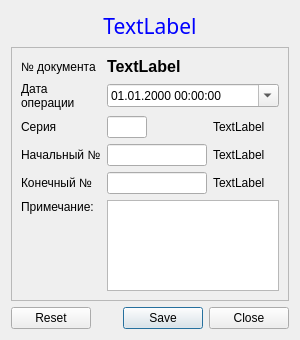
The window that docnewdialog.ui (rust3128/Stamps) describes before a commit, drawn with Qt 5.
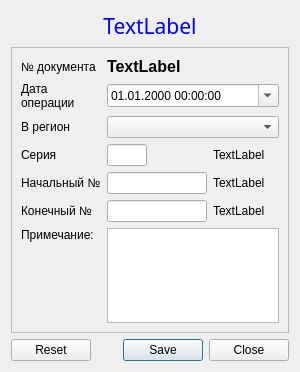
The same window after the commit.

```diff
--- a/docnewdialog.ui
+++ b/docnewdialog.ui
@@ -7,7 +7,7 @@
     <x>0</x>
     <y>0</y>
     <width>300</width>
-    <height>340</height>
+    <height>372</height>
    </rect>
   </property>
   <property name="windowTitle">
@@ -54,14 +54,14 @@
         </property>
        </widget>
       </item>
-      <item row="2" column="0">
+      <item row="3" column="0">
        <widget class="QLabel" name="label">
         <property name="text">
          <string>Серия</string>
         </property>
        </widget>
       </item>
-      <item row="2" column="1">
+      <item row="3" column="1">
        <widget class="QLineEdit" name="lineEditSerial">
         <property name="minimumSize">
          <size>
@@ -80,14 +80,14 @@
         </property>
        </widget>
       </item>
-      <item row="2" column="2">
+      <item row="3" column="2">
        <widget class="QLabel" name="labelInfoSer">
         <property name="text">
          <string>TextLabel</string>
         </property>
        </widget>
       </item>
-      <item row="3" column="0">
+      <item row="4" column="0">
        <widget class="QLabel" name="label_2">
         <property name="text">
          <string>Начальный №</string>
@@ -101,7 +101,7 @@
         </property>
        </widget>
       </item>
-      <item row="3" column="1">
+      <item row="4" column="1">
        <widget class="QLineEdit" name="lineEditBeginNum">
         <property name="minimumSize">
          <size>
@@ -117,21 +117,21 @@
         </property>
        </widget>
       </item>
-      <item row="3" column="2">
+      <item row="4" column="2">
        <widget class="QLabel" name="labelInfoBeg">
         <property name="text">
          <string>TextLabel</string>
         </property>
        </widget>
       </item>
-      <item row="4" column="0">
+      <item row="5" column="0">
        <widget class="QLabel" name="label_3">
         <property name="text">
          <string>Конечный №</string>
         </property>
        </widget>
       </item>
-      <item row="4" column="1">
+      <item row="5" column="1">
        <widget class="QLineEdit" name="lineEditEndNum">
         <property name="minimumSize">
          <size>
@@ -147,7 +147,7 @@
         </property>
        </widget>
       </item>
-      <item row="4" column="2">
+      <item row="5" column="2">
        <widget class="QLabel" name="labelInfoEnd">
         <property name="text">
          <string>TextLabel</string>
@@ -181,15 +181,25 @@
         </property>
        </widget>
       </item>
-      <item row="5" column="0" alignment="Qt::AlignTop">
+      <item row="6" column="1" colspan="2">
+       <widget class="QPlainTextEdit" name="plainTextEditComments"/>
+      </item>
+      <item row="6" column="0" alignment="Qt::AlignTop">
        <widget class="QLabel" name="label_6">
         <property name="text">
          <string>Примечание:</string>
         </property>
        </widget>
       </item>
-      <item row="5" column="1" colspan="2">
-       <widget class="QPlainTextEdit" name="plainTextEditComments"/>
+      <item row="2" column="1" colspan="2">
+       <widget class="QComboBox" name="comboBox2Region"/>
+      </item>
+      <item row="2" column="0">
+       <widget class="QLabel" name="label2Region">
+        <property name="text">
+         <string>В регион</string>
+        </property>
+       </widget>
       </item>
      </layout>
     </widget>
```
